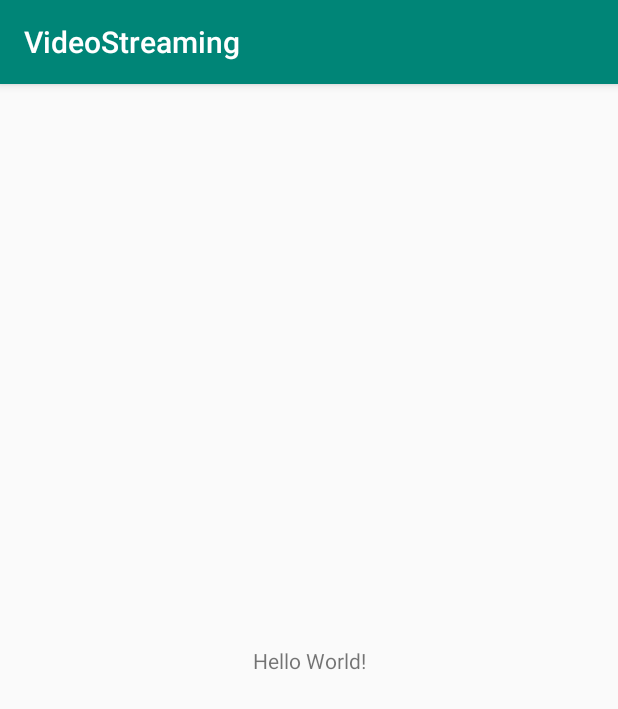
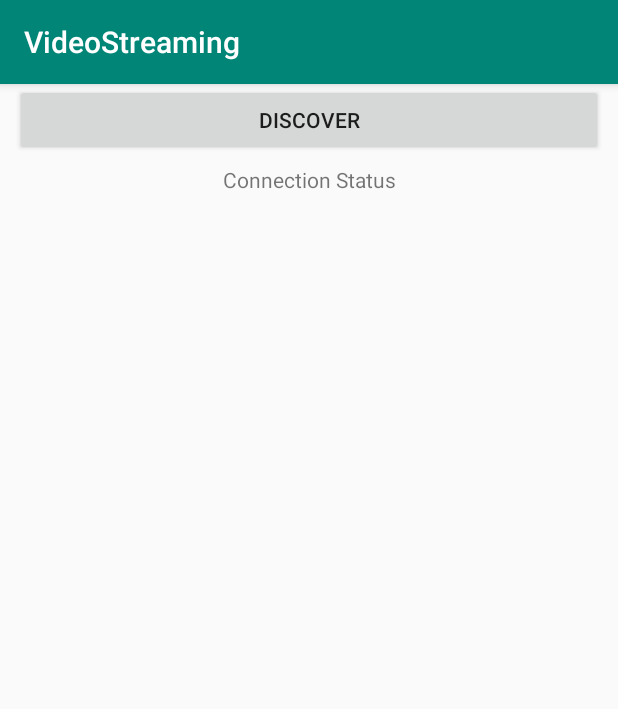
Before and after one commit to ojasskapre/Video-Streaming, an Android app: the screen it shows after launch (MainActivity), on a phone screen of 412 x 824 dp. Shown: the top 709 px of the screen. Run offline under Robolectric (Android 15) with nearby library versions, the phone set to English and light mode, and no system bars.

Commit message:
Basic template for connection and change wifi state

```diff
--- a/app/src/main/AndroidManifest.xml
+++ b/app/src/main/AndroidManifest.xml
@@ -1,7 +1,8 @@
 <?xml version="1.0" encoding="utf-8"?>
 <manifest xmlns:android="http://schemas.android.com/apk/res/android"
     package="com.example.videostreaming">
-
+    <uses-permission android:name="android.permission.CHANGE_WIFI_STATE" />
+    <uses-permission android:name="android.permission.ACCESS_WIFI_STATE" />
     <application
         android:allowBackup="true"
         android:icon="@mipmap/ic_launcher"
--- a/app/src/main/java/com/example/videostreaming/MainActivity.java
+++ b/app/src/main/java/com/example/videostreaming/MainActivity.java
@@ -1,13 +1,45 @@
 package com.example.videostreaming;
 
+import android.content.Context;
+import android.net.wifi.WifiManager;
 import android.support.v7.app.AppCompatActivity;
 import android.os.Bundle;
+import android.view.View;
+import android.widget.Button;
+import android.widget.ListView;
+import android.widget.TextView;
 
 public class MainActivity extends AppCompatActivity {
+    Button mDiscoverButton;
+    ListView mListView;
+    TextView mConnectionStatusText;
+    WifiManager mWifiManger;
 
     @Override
     protected void onCreate(Bundle savedInstanceState) {
         super.onCreate(savedInstanceState);
         setContentView(R.layout.activity_main);
+
+        initialSetup();
+        mDiscoverButton.setOnClickListener(new View.OnClickListener() {
+            @Override
+            public void onClick(View v) {
+                checkWifiState();
+            }
+        });
+    }
+
+    private void initialSetup() {
+        mDiscoverButton = findViewById(R.id.btn_discover);
+        mListView = findViewById(R.id.peer_listview);
+        mConnectionStatusText = findViewById(R.id.text_connection_status);
+        mWifiManger = (WifiManager) getApplicationContext().getSystemService(Context.WIFI_SERVICE);
+    }
+
+    private void checkWifiState() {
+        if (!mWifiManger.isWifiEnabled()) {
+            mWifiManger.setWifiEnabled(true);
+            mConnectionStatusText.setText("Wi-Fi On!!!");
+        }
     }
 }
--- a/app/src/main/res/layout/activity_main.xml
+++ b/app/src/main/res/layout/activity_main.xml
@@ -1,18 +1,37 @@
 <?xml version="1.0" encoding="utf-8"?>
-<android.support.constraint.ConstraintLayout xmlns:android="http://schemas.android.com/apk/res/android"
+<RelativeLayout xmlns:android="http://schemas.android.com/apk/res/android"
     xmlns:app="http://schemas.android.com/apk/res-auto"
     xmlns:tools="http://schemas.android.com/tools"
     android:layout_width="match_parent"
     android:layout_height="match_parent"
     tools:context=".MainActivity">
 
+    <Button
+        android:layout_width="match_parent"
+        android:layout_height="wrap_content"
+        android:id="@+id/btn_discover"
+        android:text="@string/discover"
+        android:layout_marginLeft="10dp"
+        android:layout_marginRight="10dp"/>
+
     <TextView
-        android:layout_width="wrap_content"
+        android:id="@+id/text_connection_status"
+        android:layout_width="match_parent"
         android:layout_height="wrap_content"
-        android:text="Hello World!"
-        app:layout_constraintBottom_toBottomOf="parent"
-        app:layout_constraintLeft_toLeftOf="parent"
-        app:layout_constraintRight_toRightOf="parent"
-        app:layout_constraintTop_toTopOf="parent" />
+        android:layout_below="@+id/btn_discover"
+        android:layout_marginTop="6dp"
+        android:layout_marginLeft="10dp"
+        android:layout_marginRight="10dp"
+        android:text="@string/conn_status"
+        android:gravity="center"/>
 
-</android.support.constraint.ConstraintLayout>
+    <ListView
+        android:id="@+id/peer_listview"
+        android:layout_width="match_parent"
+        android:layout_height="wrap_content"
+        android:layout_below="@+id/text_connection_status"
+        android:layout_marginTop="12dp"
+        android:layout_marginLeft="10dp"
+        android:layout_marginRight="10dp"/>
+
+</RelativeLayout>
--- a/app/src/main/res/values/strings.xml
+++ b/app/src/main/res/values/strings.xml
@@ -1,3 +1,5 @@
 <resources>
     <string name="app_name">VideoStreaming</string>
+    <string name="discover">Discover</string>
+    <string name="conn_status">Connection Status</string>
 </resources>
```
